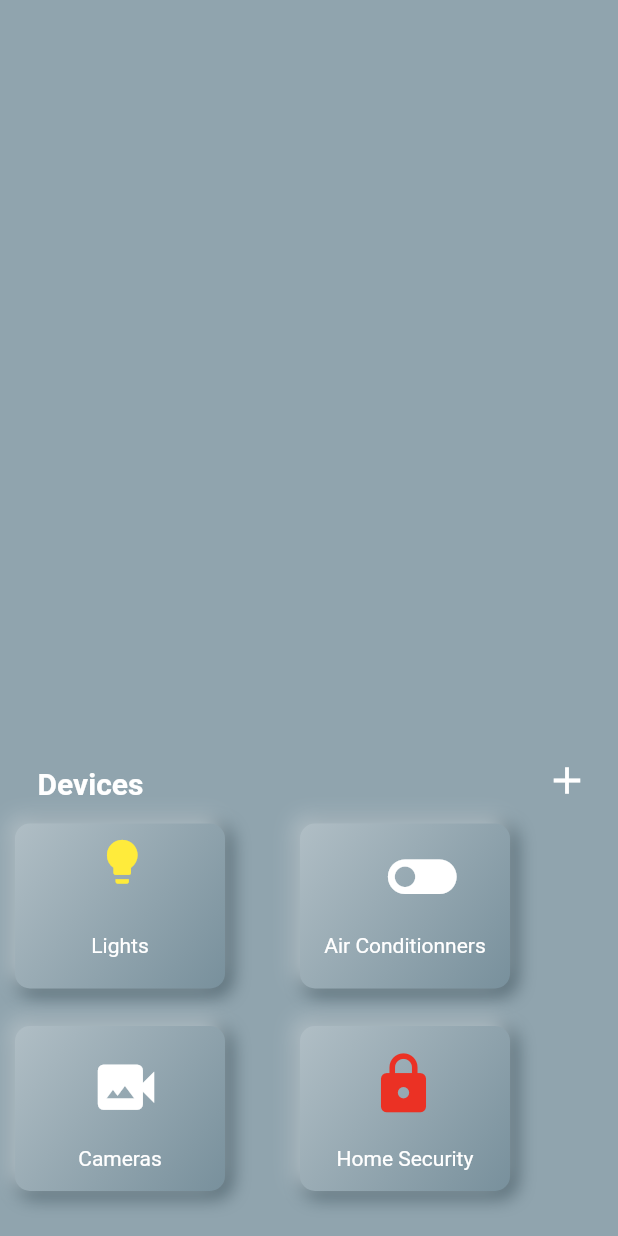
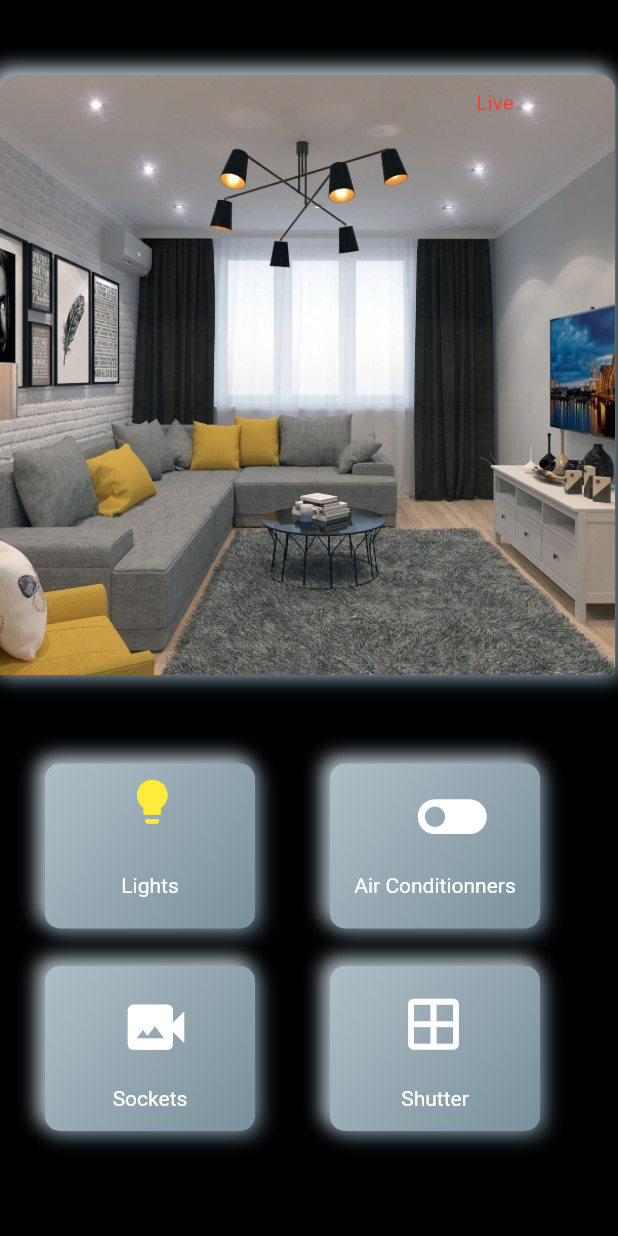
Before and after one commit to Jimmy-Rais/HomeTronik_, a Flutter app: the rooms screen opened directly, on a phone screen of 412 x 824 dp. Run offline on Flutter 3.47's test engine with Material 2 defaults, Android fonts, the light colour scheme and no system bars; our stand-ins replace animated_text_kit, firebase_core, firebase_database, font_awesome_flutter; accounts and stored records are empty.

Commit message:
12/10/2023

```diff
--- a/lib/main.dart
+++ b/lib/main.dart
@@ -1,3 +1,6 @@
+/*
+Created by Rais Gachaba Jimmy
+*/
 import 'package:flutter/material.dart';
 import 'package:firebase_database/firebase_database.dart';
 import 'package:firebase_core/firebase_core.dart';
@@ -12,7 +15,6 @@ void main() async {
   runApp(MyApp2());
 }
 
-//JR G
 class MyApp2 extends StatelessWidget {
   @override
   Widget build(BuildContext context) {
--- a/lib/rooms.dart
+++ b/lib/rooms.dart
@@ -16,11 +16,96 @@ class _roomsState extends State<rooms> {
   @override
   Widget build(BuildContext context) {
     return Scaffold(
-      backgroundColor: Colors.blueGrey[300],
+      backgroundColor: Colors.black, //Colors.blueGrey[300],
       body: Stack(children: <Widget>[
         Positioned(
-            bottom: 30,
-            left: 10,
+          top: 50,
+          // left: 10,
+          child: Container(
+            child: Column(
+              children: [
+                /* Padding(
+                  padding: EdgeInsets.only(
+                    top: 10,
+                    left: 210,
+                  ),
+                  child: Icon(
+                    Icons.video_camera_back,
+                    color: Colors.red,
+                  ),
+                ),*/
+                Padding(
+                  padding: EdgeInsets.only(
+                    top: 10,
+                    left: 250,
+                  ),
+                  child: Text(
+                    "Live",
+                    style: TextStyle(
+                      color: Colors.red,
+                    ),
+                  ),
+                ),
+              ],
+            ),
+            height: 400,
+            width: 410,
+            /*decoration: BoxDecoration(
+                          color: Color.fromRGBO(1, 16, 26, 1),
+                          boxShadow: [
+                            BoxShadow(
+                              color: Colors.white,
+                              // Color of the shadow
+                              spreadRadius: 2, // Spread radius of the shadow
+                              blurRadius: 5, // Blur radius of the shadow
+                              offset: Offset(-2,
+                                  -2), // Offset of the shadow (horizontal, vertical)
+                            ),
+                          ]),*/
+            decoration: BoxDecoration(
+
+                //borderRadius: BorderRadius.circular(30),
+                color: const Color.fromARGB(255, 0, 0, 0),
+                borderRadius: BorderRadius.only(
+                  topLeft: Radius.circular(10),
+                  topRight: Radius.circular(10),
+                  bottomLeft: Radius.circular(0),
+                  bottomRight: Radius.circular(0),
+                ),
+                image: DecorationImage(
+                  image: AssetImage("images/living.jpg"),
+                  fit: BoxFit.cover,
+                ),
+                boxShadow: [
+                  BoxShadow(
+                    color: Colors.blueGrey.shade700,
+                    // Color of the shadow
+                    spreadRadius: 1, // Spread radius of the shadow
+                    blurRadius: 10, // Blur radius of the shadow
+                    offset: Offset(
+                        3, 3), // Offset of the shadow (horizontal, vertical)
+                  ),
+                  BoxShadow(
+                    color: Colors.blueGrey.shade200,
+                    // Color of the shadow
+                    spreadRadius: 1, // Spread radius of the shadow
+                    blurRadius: 10, // Blur radius of the shadow
+                    offset: Offset(
+                        -4, -4), // Offset of the shadow (horizontal, vertical)
+                  ),
+                ],
+                gradient: LinearGradient(
+                    begin: Alignment.topLeft,
+                    end: Alignment.bottomRight,
+                    colors: [
+                      Colors.blueGrey.shade200,
+                      Colors.blueGrey.shade400,
+                    ])),
+          ),
+        ),
+        Positioned(
+            bottom: 70,
+            left: 30,
             child: Column(
               children: [
                 Row(
@@ -197,7 +282,7 @@ class _roomsState extends State<rooms> {
                               top: 22,
                             ),
                             child: Text(
-                              "Cameras",
+                              "Sockets",
                               style: TextStyle(
                                 color: Colors.white,
                               ),
@@ -220,8 +305,6 @@ class _roomsState extends State<rooms> {
                             ),
                           ]),*/
                       decoration: BoxDecoration(
-
-                          //borderRadius: BorderRadius.circular(30),
                           color: Colors.blueGrey[300],
                           borderRadius: BorderRadius.only(
                             topLeft: Radius.circular(10),
@@ -267,17 +350,16 @@ class _roomsState extends State<rooms> {
                               child: IconButton(
                                   onPressed: () {},
                                   icon: Icon(
-                                    Icons.lock_rounded,
+                                    Icons.window_outlined,
                                     size: 45,
-                                    color:
-                                        const Color.fromARGB(255, 235, 49, 36),
+                                    color: Colors.white,
                                   ))),
                           Padding(
                             padding: EdgeInsets.only(
                               top: 24,
                             ),
                             child: Text(
-                              "Home Security",
+                              "Shutter",
                               style: TextStyle(
                                 color: Colors.white,
                               ),
@@ -339,7 +421,7 @@ class _roomsState extends State<rooms> {
                 ),
               ],
             )),
-        Positioned(
+        /*  Positioned(
             bottom: 290,
             left: 25,
             child: Text(
@@ -360,7 +442,7 @@ class _roomsState extends State<rooms> {
                 size: 30,
                 color: Colors.white,
               )),
-        ),
+        ),*/
       ]), /*Stack(
         children: <Widget>[
           Container(
```
